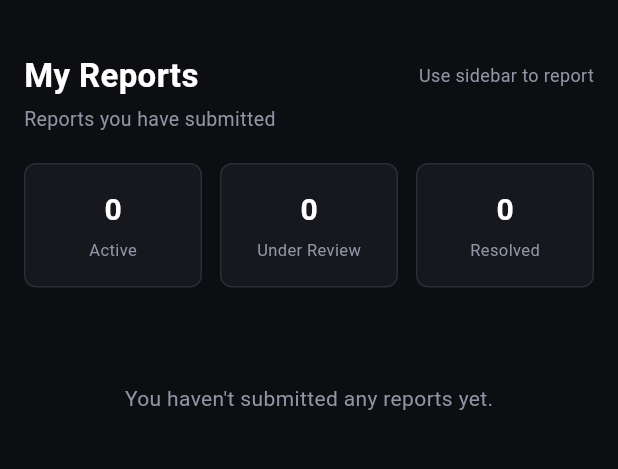
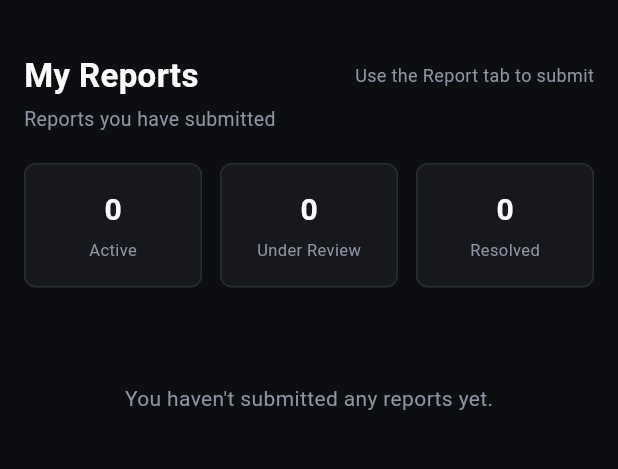
Before and after one commit to clueweh/ourwatch, a Flutter app: the MyReportsScreen screen opened directly, on a phone screen of 412 x 824 dp, the part 56-525 px from its top. Run offline on Flutter 3.47's test engine with Material 3 defaults, Android fonts, the phone set to English and light mode, and no system bars; our stand-ins replace cloud_firestore, firebase_auth, firebase_core, geolocator, image_picker; accounts and stored records are empty.

Commit message:
Fix stale hint text in My Reports

```diff
--- a/lib/screens/my_reports_screen.dart
+++ b/lib/screens/my_reports_screen.dart
@@ -109,7 +109,7 @@ class MyReportsScreen extends StatelessWidget {
                           ),
                         ),
                         Text(
-                          'Use sidebar to report',
+                          'Use the Report tab to submit',
                           style: TextStyle(
                             color: AppColors.textSecondary,
                             fontSize: 12,
```
